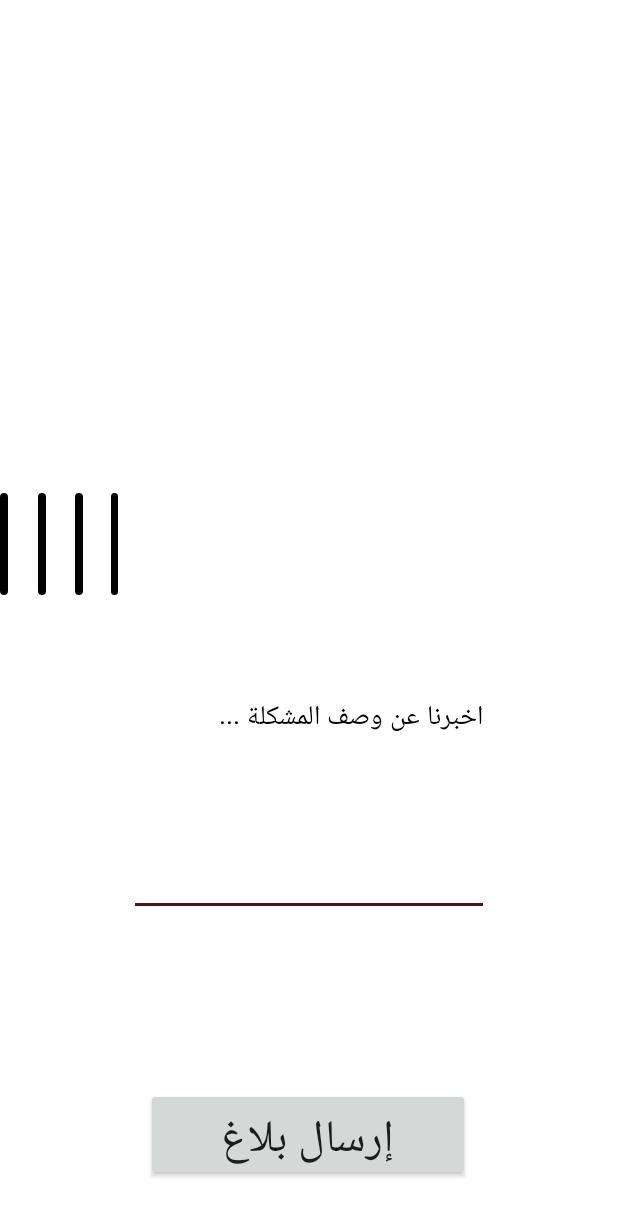
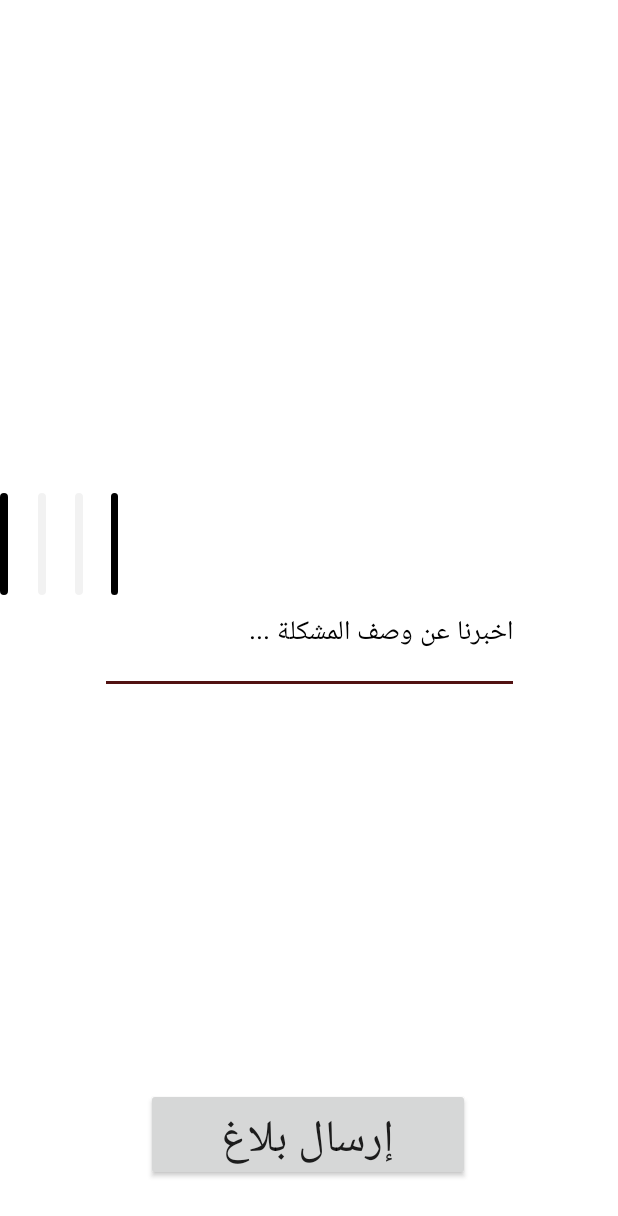
Before and after one commit to hananHA/rdm-android, an Android app: the AddTicketActivity screen opened directly, with no data from a screen before it, after a tap on "إرسال بلاغ", on a phone screen of 412 x 824 dp. Shown: the top 1216 px of the screen. Run offline under Robolectric (Android 15) with nearby library versions, the phone set to English and light mode, and no system bars; 5 statements that could not run were skipped.

Commit message:
Revert "upload 4 image to api"
This reverts commit 96f7407378a8d5e6b8e20064d1d3a5da107a5eb7.

```diff
--- a/app/src/main/java/com/example/rdm/activities/AddTicketActivity.java
+++ b/app/src/main/java/com/example/rdm/activities/AddTicketActivity.java
@@ -28,10 +28,8 @@ import org.json.JSONObject;
 import java.io.File;
 import java.io.IOException;
 import java.text.SimpleDateFormat;
-import java.util.ArrayList;
 import java.util.Date;
 import java.util.Objects;
-import java.util.concurrent.TimeUnit;
 
 import okhttp3.MediaType;
 import okhttp3.MultipartBody;
@@ -47,28 +45,22 @@ import retrofit2.converter.gson.GsonConverterFactory;
 
 public class AddTicketActivity extends AppCompatActivity {
 
-    private ImageView photo0, photo1, photo2, photo3; //photoTest
+    private ImageView photo1, photoTest;
     private EditText description;
     private Button sendTicket;
     private Uri photoURI;
     private Bitmap bitmap;
+    static final int REQUEST_IMAGE_CAPTURE = 1;
     private File photoFile = null;
-    private int countPhoto = 0;
-    private int photoNumber = -1;
-    private boolean canSend = false;
-
-    ArrayList<String> filePaths = new ArrayList<>();
-
 
     String mCurrentPhotoPath;
     static final int REQUEST_TAKE_PHOTO = 1;
 
 
     private File createImageFile() throws IOException {
-
         // Create an image file name
         String timeStamp = new SimpleDateFormat("yyyyMMdd_HHmmss").format(new Date());
-        String imageFileName = timeStamp + "_";
+        String imageFileName = "JPEG_" + timeStamp + "_";
         File storageDir = getExternalFilesDir(Environment.DIRECTORY_PICTURES);
         File image = File.createTempFile(
                 imageFileName,  /* prefix */
@@ -78,10 +70,8 @@ public class AddTicketActivity extends AppCompatActivity {
 
         // Save a file: path for use with ACTION_VIEW intents
         mCurrentPhotoPath = image.getAbsolutePath();
-        filePaths.add(mCurrentPhotoPath);
         return image;
     }
-
 
     private void dispatchTakePictureIntent() {
         Intent takePictureIntent = new Intent(MediaStore.ACTION_IMAGE_CAPTURE);
@@ -130,30 +120,11 @@ public class AddTicketActivity extends AppCompatActivity {
 
             try {
 
+                bitmap = MediaStore.Images.Media.getBitmap(getContentResolver(), photoURI);
+//               bitmap = (Bitmap) data.getExtras().get("data");
 
-                bitmap = MediaStore.Images.Media.getBitmap(getContentResolver(), photoURI);
-                switch (photoNumber) {
-                    case 0:
-                        photo0.setImageBitmap(bitmap);
-                        break;
-                    case 1:
-                        photo1.setImageBitmap(bitmap);
-                        break;
-                    case 2:
-                        photo2.setImageBitmap(bitmap);
-                        break;
-                    case 3:
-                        photo3.setImageBitmap(bitmap);
-                        break;
-
-                    default:
-                        Toast.makeText(getApplicationContext(), "الرجاء المحاولة مرة أخرى", Toast.LENGTH_LONG).show();
-
-
-                }
-
-//                photoTest.setImageBitmap(bitmap);
-                canSend = true;
+                photo1.setImageBitmap(bitmap);
+                photoTest.setImageBitmap(bitmap);
 
             } catch (Exception e) {
                 Toast.makeText(getApplicationContext(), e.toString(), Toast.LENGTH_LONG).show();
@@ -161,7 +132,7 @@ public class AddTicketActivity extends AppCompatActivity {
             }
 
 
-//            photo0.setImageBitmap((Bitmap) data.getExtras().get("data"));
+//            photo1.setImageBitmap((Bitmap) data.getExtras().get("data"));
 
 
             Toast.makeText(getApplicationContext(), mCurrentPhotoPath, Toast.LENGTH_LONG).show();
@@ -178,23 +149,16 @@ public class AddTicketActivity extends AppCompatActivity {
         super.onCreate(savedInstanceState);
         setContentView(R.layout.activity_add_ticket);
 
-        photo0 = findViewById(R.id.photo0);
         photo1 = findViewById(R.id.photo1);
-        photo2 = findViewById(R.id.photo2);
-        photo3 = findViewById(R.id.photo3);
-
         description = findViewById(R.id.description);
         sendTicket = findViewById(R.id.sendTicket);
-//        photoTest = findViewById(R.id.photoTest);
+        photoTest = findViewById(R.id.photoTest);
 
 
         sendTicket.setOnClickListener(new View.OnClickListener() {
             @Override
             public void onClick(View view) {
-                if (!canSend) {
-                    Toast.makeText(getApplicationContext(), "الرجاء رفع صورة واحدة على الأقل !", Toast.LENGTH_LONG).show();
-                    return;
-                }
+                String desc = description.getText().toString();
                 double latitude = 0.0;
                 double longitude = 0.0;
 
@@ -206,16 +170,12 @@ public class AddTicketActivity extends AppCompatActivity {
 
                 int city = 6; // city_id for makkah is 6 in db;
                 int neighborhood = 3424; // neighborhood_id for alzaher - makkah (just test);
-//
+
                 final HttpLoggingInterceptor logging = new HttpLoggingInterceptor();
                 // set your desired log level
                 logging.setLevel(HttpLoggingInterceptor.Level.BODY);
 
                 OkHttpClient.Builder httpClient = new OkHttpClient.Builder();
-                httpClient.connectTimeout(5, TimeUnit.MINUTES) // connect timeout
-                        .writeTimeout(5, TimeUnit.MINUTES) // write timeout
-                        .readTimeout(5, TimeUnit.MINUTES); // read timeout
-
 
                 httpClient.addInterceptor(logging);
 
@@ -227,36 +187,18 @@ public class AddTicketActivity extends AppCompatActivity {
                         .client(httpClient.build())
                         .build();
 
-                MultipartBody.Builder builder = new MultipartBody.Builder();
 
-                builder.setType(MultipartBody.FORM);
+                //creating the api interface
+                TicketClient api = retrofit.create(TicketClient.class);
 
-                for (int i = 0; i < filePaths.size(); i++) {
-                    File photo = new File(filePaths.get(i));
-                    builder.addFormDataPart("photos[" + i + "]", "photos[" + i + "].jpg", RequestBody.create(MediaType.parse("multipart/form-data"), photo));
+                File file = new File(mCurrentPhotoPath);
 
-                }
-
-                builder.addFormDataPart("latitude", String.valueOf(latitude));
-                builder.addFormDataPart("longitude", String.valueOf(longitude));
-                builder.addFormDataPart("city", String.valueOf(city));
-                builder.addFormDataPart("neighborhood", String.valueOf(neighborhood));
-                if (!description.getText().toString().trim().isEmpty()) {
-                    builder.addFormDataPart("description", description.getText().toString());
-                }
-
-                MultipartBody requestBody = builder.build();
+                RequestBody fbody = RequestBody.create(MediaType.parse("multipart/form-data"), photoFile);
+                MultipartBody.Part filePart = MultipartBody.Part.createFormData("photos[0]", "test.jpg", RequestBody.create(MediaType.parse("multipart/form-data"), photoFile));
 
 
-//                creating the api interface
-                TicketClient api = retrofit.create(TicketClient.class);
-
-//////////////hii emad hi emad h
-//                RequestBody fbody = RequestBody.create(MediaType.parse("multipart/form-data"), photoFile);
-                MultipartBody.Part filePart = MultipartBody.Part.createFormData("photos[0]", "photos[" + countPhoto + "].jpg", RequestBody.create(MediaType.parse("multipart/form-data"), photoFile));
-
-
-                Call<ResponseBody> call = api.addTicket(requestBody, "Bearer " + App.token);
+                Call<ResponseBody> call = api.addTicket(latitude, longitude, city, neighborhood, filePart, "Bearer " + App.token);
+//                Call<ResponseBody> call = api.addTicket(file, "djowsj");
 
                 call.enqueue(new Callback<ResponseBody>() {
                     @Override
@@ -330,41 +272,13 @@ public class AddTicketActivity extends AppCompatActivity {
         });
 
 
-        photo0.setOnClickListener(new View.OnClickListener() {
-            @Override
-            public void onClick(View view) {
-                photoNumber = 0;
-                dispatchTakePictureIntent();
-
-            }
-        });
-
-
         photo1.setOnClickListener(new View.OnClickListener() {
             @Override
             public void onClick(View view) {
-                photoNumber = 1;
                 dispatchTakePictureIntent();
+//                Intent intent = new Intent(MediaStore.ACTION_IMAGE_CAPTURE);
+//                startActivityForResult(intent, 100);
 
-            }
-        });
-
-
-        photo2.setOnClickListener(new View.OnClickListener() {
-            @Override
-            public void onClick(View view) {
-                photoNumber = 2;
-                dispatchTakePictureIntent();
-
-            }
-        });
-
-
-        photo3.setOnClickListener(new View.OnClickListener() {
-            @Override
-            public void onClick(View view) {
-                photoNumber = 3;
-                dispatchTakePictureIntent();
 
             }
         });
--- a/app/src/main/java/com/example/rdm/api/TicketClient.java
+++ b/app/src/main/java/com/example/rdm/api/TicketClient.java
@@ -6,7 +6,6 @@ import okhttp3.MultipartBody;
 import okhttp3.RequestBody;
 import okhttp3.ResponseBody;
 import retrofit2.Call;
-import retrofit2.http.Body;
 import retrofit2.http.Field;
 import retrofit2.http.FormUrlEncoded;
 import retrofit2.http.Header;
@@ -31,31 +30,19 @@ public interface TicketClient {
 ////    @Header("Authorization") String authHeader
 //
 //
-//    @POST("create")
-//    @Multipart
-//    @Headers({
-//            "Accept: application/json",
-//    })
-//    Call<ResponseBody> addTicket(@Part("latitude") double latitude,
-//                                 @Part("longitude") double longitude,
-//                                 @Part("city") int city,
-//                                 @Part("neighborhood") int neighborhood,
-//                                 @Part MultipartBody.Part[] filePart,
-//                                 @Header("Authorization") String auth,
-//                                 @Part("description") String description
-//
-//
-//    );
-
     @POST("create")
+    @Multipart
     @Headers({
             "Accept: application/json",
+    })
+    Call<ResponseBody> addTicket(@Part("latitude") double latitude,
+                                 @Part("longitude") double longitude,
+                                 @Part("city") int city,
+                                 @Part("neighborhood") int neighborhood,
+                                 @Part MultipartBody.Part filePart,
+                                 @Header("Authorization") String auth
 
-    })
-    Call<ResponseBody> addTicket(
-            @Body RequestBody body,
-            @Header("Authorization") String auth
+
     );
 
-
 }
--- a/app/src/main/res/layout/activity_add_ticket.xml
+++ b/app/src/main/res/layout/activity_add_ticket.xml
@@ -23,7 +23,7 @@
         app:layout_constraintVertical_bias="0.435">
 
         <ImageView
-            android:id="@+id/photo3"
+            android:id="@+id/photo4"
             android:layout_width="83dp"
             android:layout_height="68dp"
             android:layout_weight="1"
@@ -42,11 +42,29 @@
             android:layout_weight="5" />
 
         <ImageView
+            android:id="@+id/photo3"
+            android:layout_width="83dp"
+            android:layout_height="68dp"
+            android:layout_weight="1"
+            android:alpha="0.05"
+            android:background="@drawable/upload_image"
+            android:text="+"
+            android:textAlignment="center"
+
+            android:textColor="#ffffff"
+            android:textSize="40sp" />
+
+        <View
+            android:layout_width="0dp"
+            android:layout_height="50dp"
+            android:layout_weight="5" />
+
+        <ImageView
             android:id="@+id/photo2"
             android:layout_width="83dp"
             android:layout_height="68dp"
             android:layout_weight="1"
-            android:alpha="1"
+            android:alpha="0.05"
             android:background="@drawable/upload_image"
             android:text="+"
             android:textAlignment="center"
@@ -65,27 +83,9 @@
             android:layout_height="68dp"
             android:layout_weight="1"
             android:alpha="1"
-            android:background="@drawable/upload_image"
             android:text="+"
             android:textAlignment="center"
-
-            android:textColor="#ffffff"
-            android:textSize="40sp" />
-
-        <View
-            android:layout_width="0dp"
-            android:layout_height="50dp"
-            android:layout_weight="5" />
-
-        <ImageView
-            android:id="@+id/photo0"
-            android:layout_width="83dp"
-            android:layout_height="68dp"
-            android:layout_weight="1"
-            android:alpha="1"
             android:background="@drawable/upload_image"
-            android:text="+"
-            android:textAlignment="center"
             android:textColor="#ffffff"
             android:textSize="40sp" />
 
@@ -112,19 +112,31 @@
 
     <EditText
         android:id="@+id/description"
-        android:layout_width="240dp"
-        android:layout_height="157dp"
-        android:layout_marginTop="36dp"
+        android:layout_width="279dp"
+        android:layout_height="66dp"
         android:ems="10"
         android:gravity="start|top"
         android:hint="اخبرنا عن وصف المشكلة ..."
         android:inputType="textMultiLine"
         android:textColorHint="@color/colorPrimaryDark"
-        app:layout_constraintBottom_toTopOf="@+id/sendTicket"
+        app:layout_constraintBottom_toTopOf="@+id/button"
         app:layout_constraintEnd_toEndOf="parent"
         app:layout_constraintStart_toStartOf="parent"
         app:layout_constraintTop_toBottomOf="@+id/linearLayout"
         app:layout_constraintVertical_bias="0.152" />
 
+    <ImageView
+        android:id="@+id/photoTest"
+        android:layout_width="377dp"
+        android:layout_height="254dp"
+        android:textAlignment="center"
+        android:textColor="#ffffff"
+        android:textSize="40sp"
+
+        app:layout_constraintBottom_toTopOf="@+id/linearLayout"
+        app:layout_constraintEnd_toEndOf="parent"
+        app:layout_constraintStart_toStartOf="parent"
+        app:layout_constraintTop_toTopOf="parent" />
+
 
 </androidx.constraintlayout.widget.ConstraintLayout>
```
